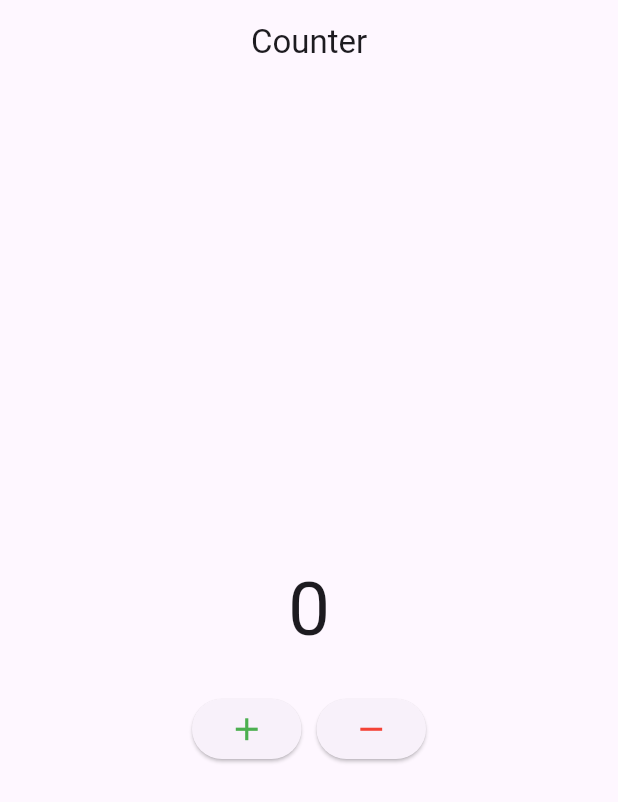
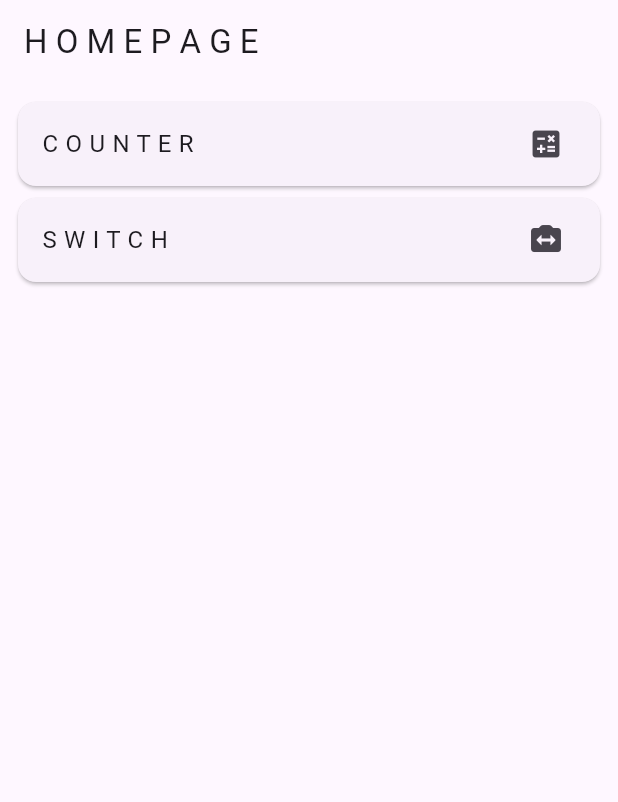
Before and after one commit to FAHIMSHAKIL102/flutter_bloc_practice_thetechbrothers, a Flutter app: the screen it shows after launch, on a phone screen of 412 x 824 dp. Shown: the top 802 px of the screen. Run offline on Flutter 3.47's test engine with Material 3 defaults, Android fonts, the phone set to English and light mode, and no system bars; our stand-ins replace bloc, equatable, flutter_bloc.

Commit message:
feat: switch screen

```diff
--- a/lib/view/counter_screen.dart
+++ b/lib/feature/counter/page/counter_screen.dart
@@ -1,6 +1,6 @@
 import 'package:flutter/material.dart';
 import 'package:flutter_bloc/flutter_bloc.dart';
-import 'package:flutter_bloc_practice_thetechbrothers/bloc/counter/counter_bloc.dart';
+import 'package:flutter_bloc_practice_thetechbrothers/feature/counter/bloc/counter_bloc.dart';
 
 class CounterScreen extends StatelessWidget {
   const CounterScreen({super.key});
--- /dev/null
+++ b/lib/feature/home/page/home_screen.dart
@@ -0,0 +1,45 @@
+import 'package:flutter/material.dart';
+import 'package:flutter_bloc_practice_thetechbrothers/feature/counter/page/counter_screen.dart';
+import 'package:flutter_bloc_practice_thetechbrothers/feature/switch/switch_screen.dart';
+
+class HomeScreen extends StatelessWidget {
+  const HomeScreen({super.key});
+
+  @override
+  Widget build(BuildContext context) {
+    return Scaffold(
+      appBar: AppBar(title: Text('H O M E P A G E')),
+      body: Padding(
+        padding: const EdgeInsets.all(8.0),
+        child: Column(
+          children: [
+            Card(
+              child: ListTile(
+                onTap: () {
+                  Navigator.push(
+                    context,
+                    MaterialPageRoute(builder: (context) => CounterScreen()),
+                  );
+                },
+                title: Text('C O U N T E R'),
+                trailing: Icon(Icons.calculate),
+              ),
+            ),
+            Card(
+              child: ListTile(
+                onTap: () {
+                  Navigator.push(
+                    context,
+                    MaterialPageRoute(builder: (context) => SwitchScreen()),
+                  );
+                },
+                title: Text('S W I T C H'),
+                trailing: Icon(Icons.switch_camera_rounded),
+              ),
+            ),
+          ],
+        ),
+      ),
+    );
+  }
+}
--- /dev/null
+++ b/lib/feature/switch/bloc/switch_bloc.dart
@@ -0,0 +1,25 @@
+import 'dart:async';
+
+import 'package:bloc/bloc.dart';
+import 'package:equatable/equatable.dart';
+
+part 'switch_event.dart';
+part 'switch_state.dart';
+
+class SwitchBloc extends Bloc<SwitchEvent, SwitchState> {
+  SwitchBloc() : super(SwitchState()) {
+    on<EnableOrDisableNotification>(_enableOrDisableNotification);
+    on<SliderEvent>(_sliderEvent);
+  }
+
+  FutureOr<void> _enableOrDisableNotification(
+    EnableOrDisableNotification event,
+    Emitter<SwitchState> emit,
+  ) {
+    emit(state.copyWith(isSwitch: !state.isSwitch));
+  }
+
+  FutureOr<void> _sliderEvent(SliderEvent event, Emitter<SwitchState> emit) {
+    emit(state.copyWith(slider: event.slider));
+  }
+}
--- /dev/null
+++ b/lib/feature/switch/bloc/switch_event.dart
@@ -0,0 +1,18 @@
+part of 'switch_bloc.dart';
+
+sealed class SwitchEvent extends Equatable {
+  const SwitchEvent();
+
+  @override
+  List<Object> get props => [];
+}
+
+class EnableOrDisableNotification extends SwitchEvent {}
+
+class SliderEvent extends SwitchEvent {
+ final double slider;
+ const SliderEvent({required this.slider});
+
+  @override
+  List<Object> get props => [slider];
+}
--- /dev/null
+++ b/lib/feature/switch/bloc/switch_state.dart
@@ -0,0 +1,19 @@
+part of 'switch_bloc.dart';
+
+class SwitchState extends Equatable {
+  final bool isSwitch;
+  final double slider;
+  const SwitchState({this.isSwitch = false, this.slider = 1.0});
+
+  SwitchState copyWith({bool? isSwitch, double? slider}) {
+    return SwitchState(
+      isSwitch: isSwitch ?? this.isSwitch,
+      slider: slider ?? this.slider,
+    );
+  }
+
+  @override
+  List<Object> get props => [isSwitch,slider];
+}
+
+final class SwitchInitial extends SwitchState {}
--- a/lib/main.dart
+++ b/lib/main.dart
@@ -1,7 +1,8 @@
 import 'package:flutter/material.dart';
 import 'package:flutter_bloc/flutter_bloc.dart';
-import 'package:flutter_bloc_practice_thetechbrothers/bloc/counter/counter_bloc.dart';
-import 'package:flutter_bloc_practice_thetechbrothers/view/counter_screen.dart';
+import 'package:flutter_bloc_practice_thetechbrothers/feature/counter/bloc/counter_bloc.dart';
+import 'package:flutter_bloc_practice_thetechbrothers/feature/home/page/home_screen.dart';
+import 'package:flutter_bloc_practice_thetechbrothers/feature/switch/bloc/switch_bloc.dart';
 
 void main() {
   runApp(const MyApp());
@@ -12,12 +13,15 @@ class MyApp extends StatelessWidget {
 
   @override
   Widget build(BuildContext context) {
-    return BlocProvider(
-      create: (context) => CounterBloc(),
+    return MultiBlocProvider(
+      providers: [
+        BlocProvider(create: (context) => CounterBloc()),
+        BlocProvider(create: (context) => SwitchBloc()),
+      ],
       child: MaterialApp(
         debugShowCheckedModeBanner: false,
         theme: ThemeData(colorScheme: .fromSeed(seedColor: Colors.deepPurple)),
-        home: const CounterScreen(),
+        home: const HomeScreen(),
       ),
     );
   }
```
Also changed, not shown: lib/feature/switch/switch_screen.dart (added, +68 -0 lines), lib/feature/counter/bloc/counter_bloc.dart (renamed from lib/bloc/counter/counter_bloc.dart), lib/feature/counter/bloc/counter_event.dart (renamed from lib/bloc/counter/counter_event.dart), lib/feature/counter/bloc/counter_state.dart (renamed from lib/bloc/counter/counter_state.dart), lib/feature/equatable/equatable_testing.dart (renamed from lib/view/equatable_testing.dart).
